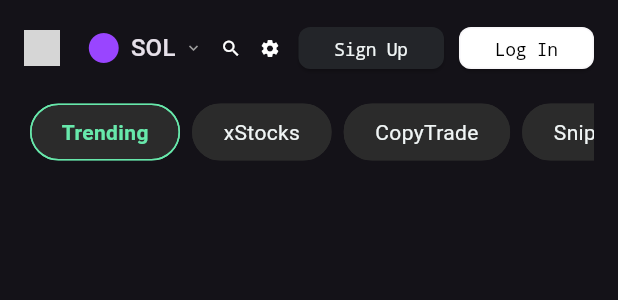
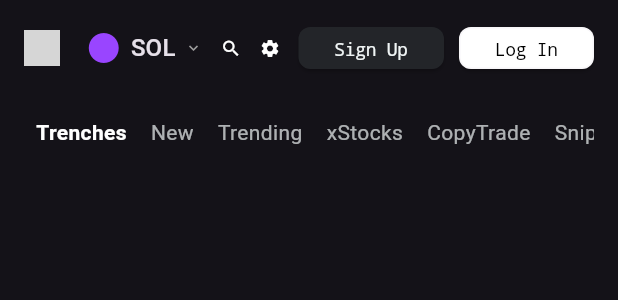
Before and after one commit to xu830/galpha, a Flutter app: the TopFixedHeader widget shown alone on an empty page, opened directly, on a phone screen of 412 x 824 dp. Shown: the top 300 px of the screen. Run offline on Flutter 3.47's test engine with Material 3 defaults, Android fonts, the phone set to English and light mode, and no system bars; our stand-ins replace flutter_riverpod, flutter_svg, riverpod; grey boxes are pictures that could not be loaded.

Commit message:
增加了tab与链的关联

```diff
--- a/lib/widgets/topBanner/top_fixed_header.dart
+++ b/lib/widgets/topBanner/top_fixed_header.dart
@@ -4,6 +4,7 @@ import 'package:galpha_test/providers/chain_provider.dart';
 import '../../style/app_test_style.dart'; //导入应用样式
 import 'package:flutter_svg/flutter_svg.dart';
 import 'package:flutter_riverpod/flutter_riverpod.dart';
+import '../../mockups/mockup_data.dart';
 
 class TopFixedHeader extends ConsumerStatefulWidget {
   const TopFixedHeader({super.key});
@@ -14,12 +15,42 @@ class TopFixedHeader extends ConsumerStatefulWidget {
 
 class _TopFixedHeaderState extends ConsumerState<TopFixedHeader> {
   @override
+  void initState() {
+    super.initState();
+    // 使用 WidgetsBinding.instance.addPostFrameCallback 确保在 Widget 树构建完成后才进行状态读取和更新
+    WidgetsBinding.instance.addPostFrameCallback((_) {
+      _initializeSelectedTab();
+    });
+  }
+
+  void _initializeSelectedTab() {
+    // 获取当前选中的链
+    final String currentChain = ref.read(selectedChainProvider);
+    // 获取该链的第一个选项卡作为初始选中项
+    final List<Map<String, String>> initialChainTabs =
+        mockTabs[currentChain] ?? [];
+    if (initialChainTabs.isNotEmpty) {
+      ref
+          .read(selectedTabProvider.notifier)
+          .setSelectedTab(initialChainTabs.first['id']!);
+    } else {
+      ref.read(selectedTabProvider.notifier).setSelectedTab('');
+    }
+  }
+
+  @override
   Widget build(BuildContext context) {
+    //获得链的信息
     final String selectedChain = ref.watch(selectedChainProvider);
-    // 获取 ChainProvider 的 notifier 实例，以便调用其方法
     final chainNotifier = ref.read(selectedChainProvider.notifier);
     final List<Map<String, dynamic>> availableChains = chainNotifier
-        .getAllChains(); // 获取所有可用链
+        .getAllChains();
+    //获得tab的信息
+    final List<Map<String, String>> currentChainTabs = chainNotifier
+        .getTabsForCurrentChain();
+    final String selectedTab = ref.watch(selectedTabProvider);
+    final selectedTabNotifier = ref.read(selectedTabProvider.notifier);
+
     // 获取主题中的颜色和文本样式
     final ColorScheme colorScheme = Theme.of(context).colorScheme;
     final TextTheme textTheme = Theme.of(context).textTheme;
@@ -53,23 +84,29 @@ class _TopFixedHeaderState extends ConsumerState<TopFixedHeader> {
                 child: PopupMenuButton<String>(
                   initialValue: selectedChain, // 初始值
                   onSelected: (String newValue) {
-                    ref
-                        .read(selectedChainProvider.notifier)
-                        .setSelectedChain(newValue);
+                    // ref
+                    //     .read(selectedChainProvider.notifier)
+                    //     .setSelectedChain(newValue);
+                    // print('选择的链: $newValue');
+                    chainNotifier.setSelectedChain(newValue); // 更新选中的链
+
+                    // 获取新链对应的第一个选项卡，并更新 selectedTabProvider
+                    final List<Map<String, String>> newChainTabs =
+                        mockTabs[newValue] ?? [];
+                    if (newChainTabs.isNotEmpty) {
+                      selectedTabNotifier.setSelectedTab(
+                        newChainTabs.first['id']!,
+                      );
+                    } else {
+                      selectedTabNotifier.setSelectedTab(''); // 如果没有选项卡，则清空选中
+                    }
+                    // =======================================================
                     print('选择的链: $newValue');
                   },
                   offset: const Offset(-36, 28),
 
                   // 自定义按钮（child）的外观
                   child: Container(
-                    // padding: const EdgeInsets.symmetric(
-                    //   horizontal: 12,
-                    //   vertical: 8,
-                    // ),
-                    // decoration: BoxDecoration(
-                    //   color: AppColors.darkCardBackground,
-                    //   borderRadius: BorderRadius.circular(8),
-                    // ),
                     child: Row(
                       mainAxisSize: MainAxisSize.min,
                       children: [
@@ -172,21 +209,45 @@ class _TopFixedHeaderState extends ConsumerState<TopFixedHeader> {
           const SizedBox(height: 12), // 分隔上下两行
           // 第二行：导航标签
           SizedBox(
-            // 使用 SizedBox 限制高度，包含可滚动的标签
-            height: 40, // 标签行的高度
-            child: ListView(
-              scrollDirection: Axis.horizontal, // 水平滚动
-              children: [
-                _buildTab('Trending', textTheme),
-                _buildTab('xStocks', textTheme),
-                _buildTab('CopyTrade', textTheme),
-                _buildTab('Snipe', textTheme),
-                _buildTab('Swap', textTheme),
-                _buildTab('Farm', textTheme),
-                _buildTab('Lending', textTheme),
-                _buildTab('NFT', textTheme),
-                _buildTab('Launchpad', textTheme),
-              ],
+            height: 40,
+            child: ListView.builder(
+              scrollDirection: Axis.horizontal,
+              itemCount: currentChainTabs.length,
+              itemBuilder: (context, index) {
+                final tabData = currentChainTabs[index];
+                final String tabId = tabData['id']!;
+                final String tabLabel = tabData['label']!;
+                final bool isSelected = tabId == selectedTab;
+
+                return Padding(
+                  padding: const EdgeInsets.symmetric(horizontal: 8.0),
+                  child: InkWell(
+                    onTap: () {
+                      selectedTabNotifier.setSelectedTab(tabId);
+                      print('点击了选项卡: $tabLabel ($tabId)');
+                    },
+                    borderRadius: BorderRadius.circular(4),
+                    child: Container(
+                      alignment: Alignment.center,
+                      padding: const EdgeInsets.symmetric(
+                        horizontal: 0,
+                        vertical: 8,
+                      ),
+                      child: Text(
+                        tabLabel,
+                        style: textTheme.bodyMedium?.copyWith(
+                          color: isSelected
+                              ? Colors.white
+                              : AppColors.primaryText.withOpacity(0.7),
+                          fontWeight: isSelected
+                              ? FontWeight.bold
+                              : FontWeight.normal,
+                        ),
+                      ),
+                    ),
+                  ),
+                );
+              },
             ),
           ),
         ],
```
